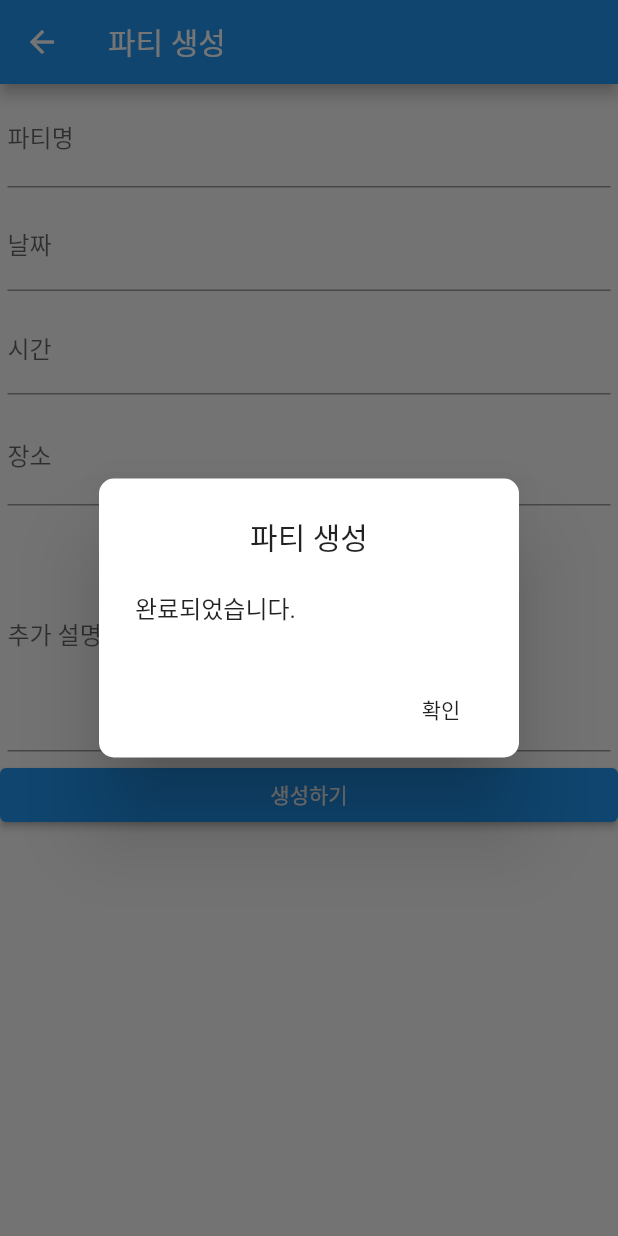
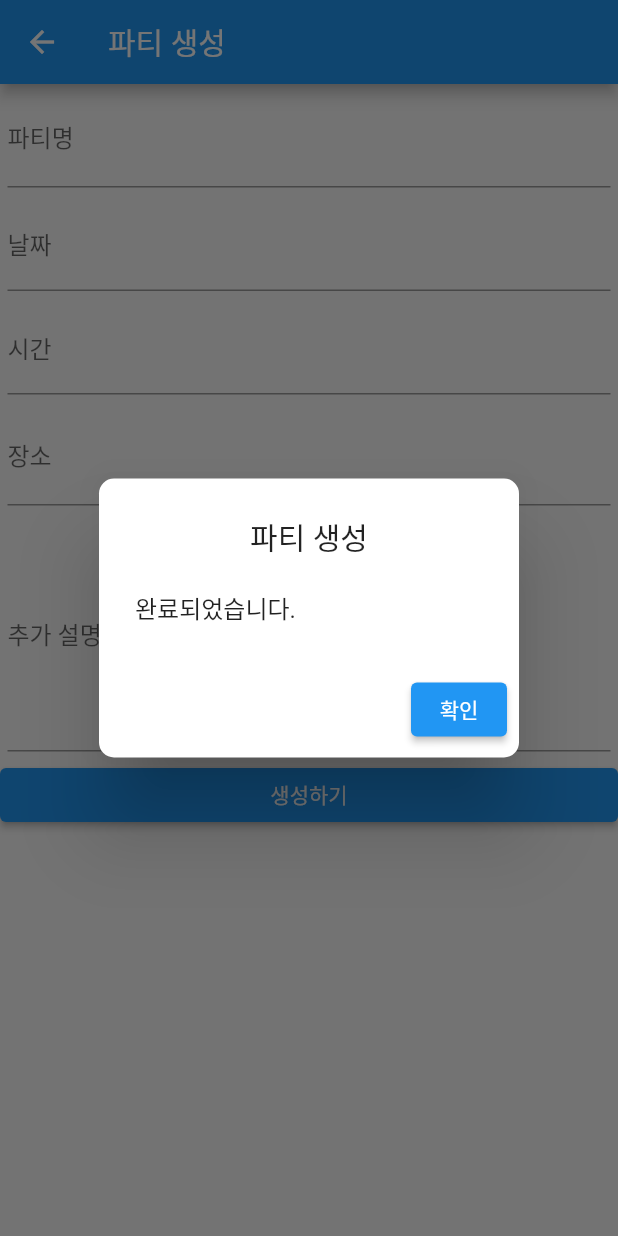
Before and after one commit to Dawon00/snack-party, a Flutter app: the AddPartyScreen screen opened directly, after a tap on "생성하기", on a phone screen of 412 x 824 dp. Run offline on Flutter 3.47's test engine with Material 2 defaults, Android fonts, the light colour scheme and no system bars; our stand-ins replace cloud_firestore, firebase_auth, firebase_core, flutter_form_builder; accounts and stored records are empty; network calls fail.

Commit message:
FIX - 버튼 오류 수정

```diff
--- a/lib/screen/add_party_screen.dart
+++ b/lib/screen/add_party_screen.dart
@@ -126,7 +126,7 @@ class _AddPartyScreenState extends State<AddPartyScreen> {
                                     ],
                                   ),
                                   actions: <Widget>[
-                                    new FlatButton(
+                                    new ElevatedButton(
                                       child: new Text("확인"),
                                       onPressed: () {
                                         Navigator.pop(context);
--- a/lib/screen/party_screen.dart
+++ b/lib/screen/party_screen.dart
@@ -104,7 +104,7 @@ class _PartyScreenState extends State<PartyScreen> {
                       ],
                     ),
                     actions: <Widget>[
-                      new FlatButton(
+                      new ElevatedButton(
                         child: new Text("확인"),
                         onPressed: () {
                           Navigator.pop(context);
```
Also changed, not shown: pubspec.yaml (+7 -22 lines), pubspec.lock.
